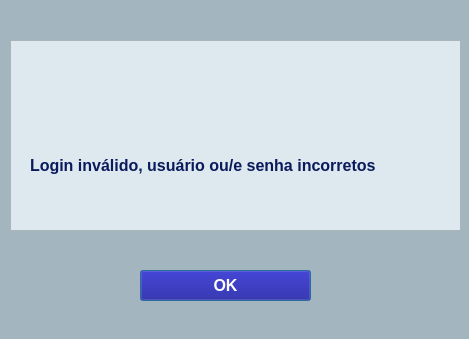
TCC-PES-2022/ARIEL, file dialog_failure.ui: the form before one commit.
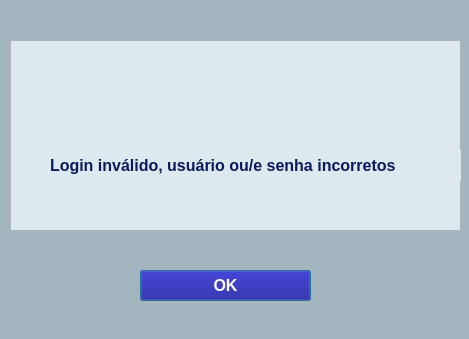
The form after the commit. Icons and pictures are not drawn.

The edit to the form file:
```diff
--- a/dialog_failure.ui
+++ b/dialog_failure.ui
@@ -89,7 +89,7 @@
    <widget class="QLabel" name="lb_msg">
     <property name="geometry">
      <rect>
-      <x>20</x>
+      <x>40</x>
       <y>110</y>
       <width>411</width>
       <height>31</height>
```
Left out of the diff: 2 changed lines with no effect on the pictures.
